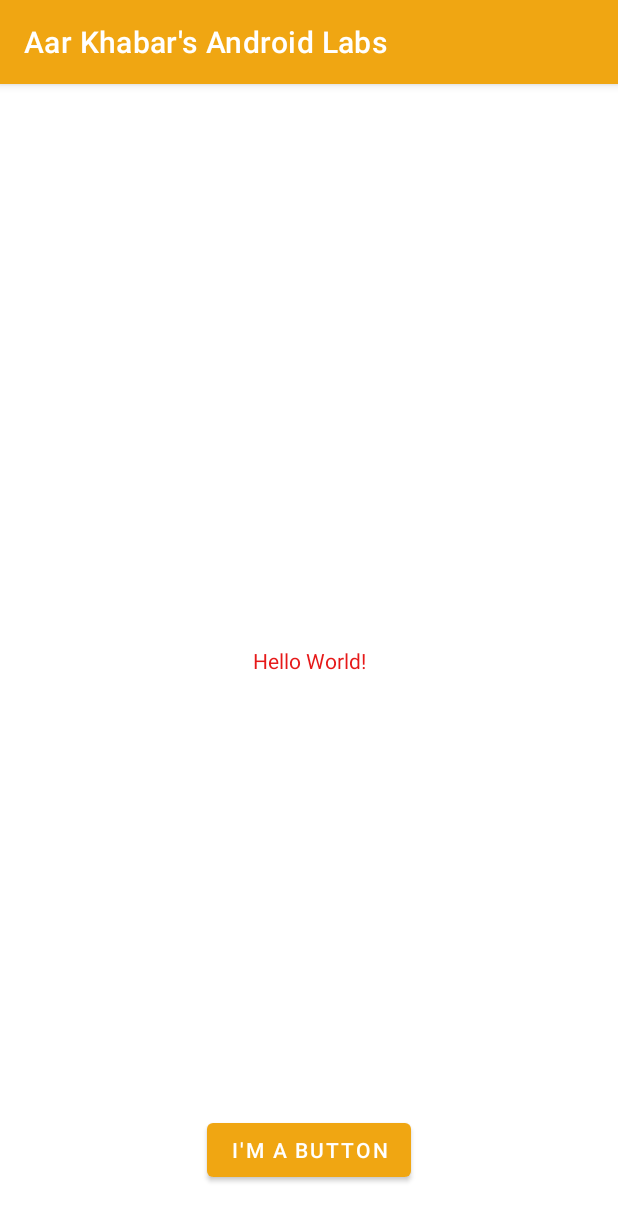
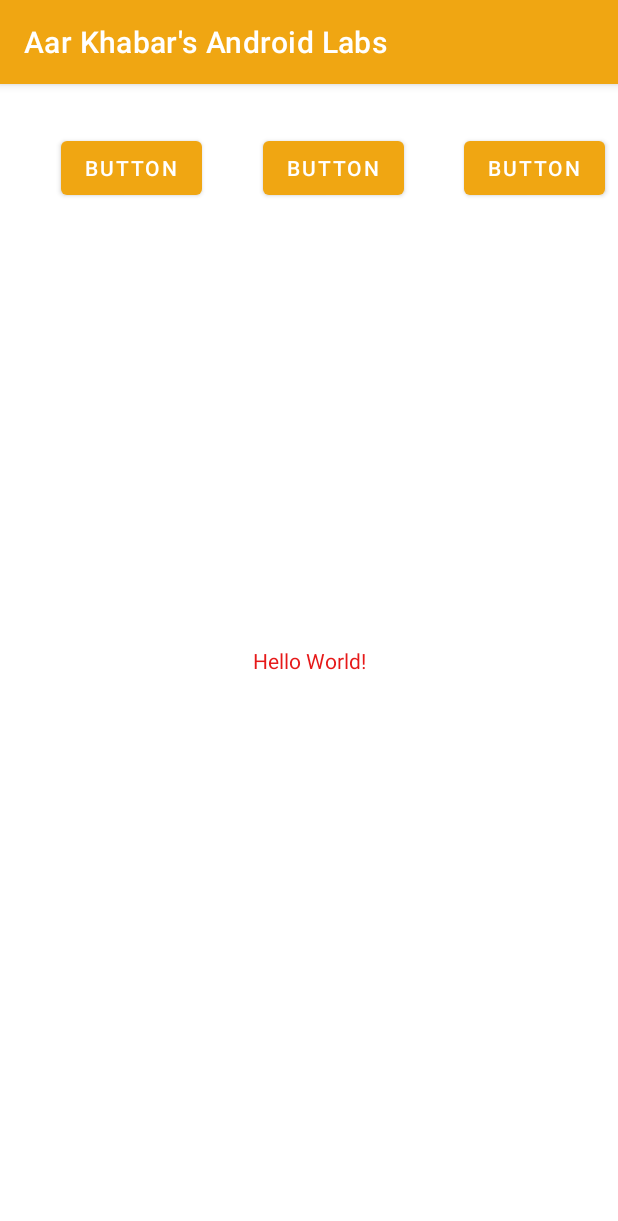
Before and after one commit to AarKhabar/MyAndroidLabs, an Android app: the screen it shows after launch (MainActivity), on a phone screen of 412 x 824 dp. Shown: the top 1221 px of the screen. Run offline under Robolectric (Android 15) with nearby library versions, the phone set to English and light mode, and no system bars.

Commit message:
Finished step 2

```diff
--- a/app/src/main/res/layout/activity_main.xml
+++ b/app/src/main/res/layout/activity_main.xml
@@ -16,14 +16,41 @@
         app:layout_constraintTop_toTopOf="parent" />
 
     <Button
+        android:id="@+id/button1"
         android:layout_width="wrap_content"
         android:layout_height="wrap_content"
-        android:layout_marginBottom="50px"
+        android:layout_marginStart="32dp"
+        android:layout_marginTop="32dp"
         android:text="@string/button_message"
         app:layout_constraintBottom_toBottomOf="parent"
         app:layout_constraintEnd_toEndOf="parent"
+        app:layout_constraintEnd_toStartOf="@+id/button"
         app:layout_constraintHorizontal_bias="0.5"
-        app:layout_constraintStart_toStartOf="parent" />
+        app:layout_constraintStart_toStartOf="parent"
+        app:layout_constraintTop_toTopOf="parent"
+        app:layout_constraintVertical_bias="0.0" />
+
+    <Button
+        android:id="@+id/button"
+        android:layout_width="wrap_content"
+        android:layout_height="wrap_content"
+        android:layout_marginStart="32dp"
+        android:text="Button"
+        app:layout_constraintEnd_toStartOf="@+id/button2"
+        app:layout_constraintHorizontal_bias="0.5"
+        app:layout_constraintStart_toEndOf="@+id/button1"
+        app:layout_constraintTop_toTopOf="@+id/button1" />
+
+    <Button
+        android:id="@+id/button2"
+        android:layout_width="wrap_content"
+        android:layout_height="wrap_content"
+        android:layout_marginStart="32dp"
+        android:text="Button"
+        app:layout_constraintEnd_toEndOf="parent"
+        app:layout_constraintHorizontal_bias="0.5"
+        app:layout_constraintStart_toEndOf="@+id/button"
+        app:layout_constraintTop_toTopOf="@+id/button" />
 
 
 </androidx.constraintlayout.widget.ConstraintLayout>
--- a/app/src/main/res/values/strings.xml
+++ b/app/src/main/res/values/strings.xml
@@ -1,5 +1,5 @@
 <resources>
     <string name="app_name">Aar Khabar\'s Android Labs</string>
     <string name="hello_message">Hello World!</string>
-    <string name="button_message">I\'m a button</string>
+    <string name="button_message">Button</string>
 </resources>
```
Also changed, not shown: 1 other file.
